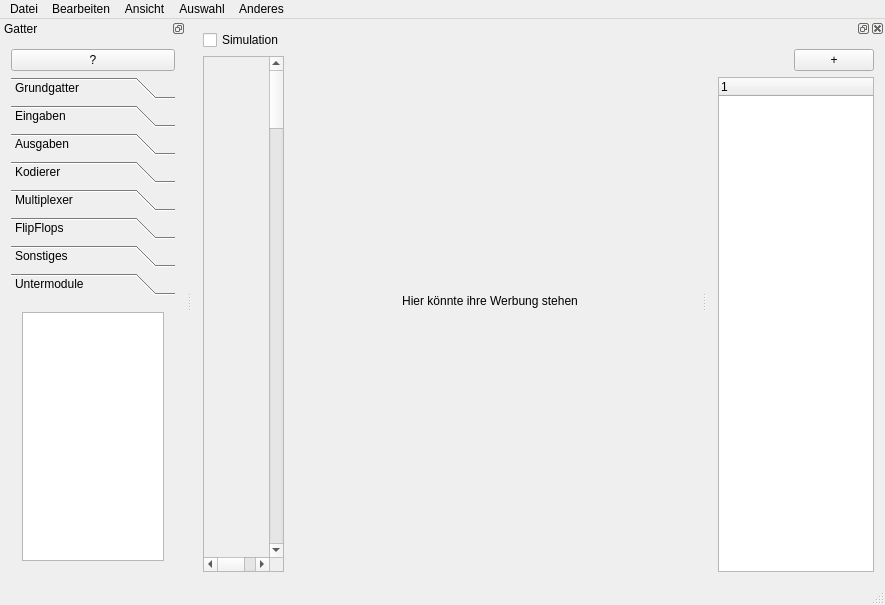
Above: mainwindow.ui from chriku/qdigi before the change. Below: the same form after it.
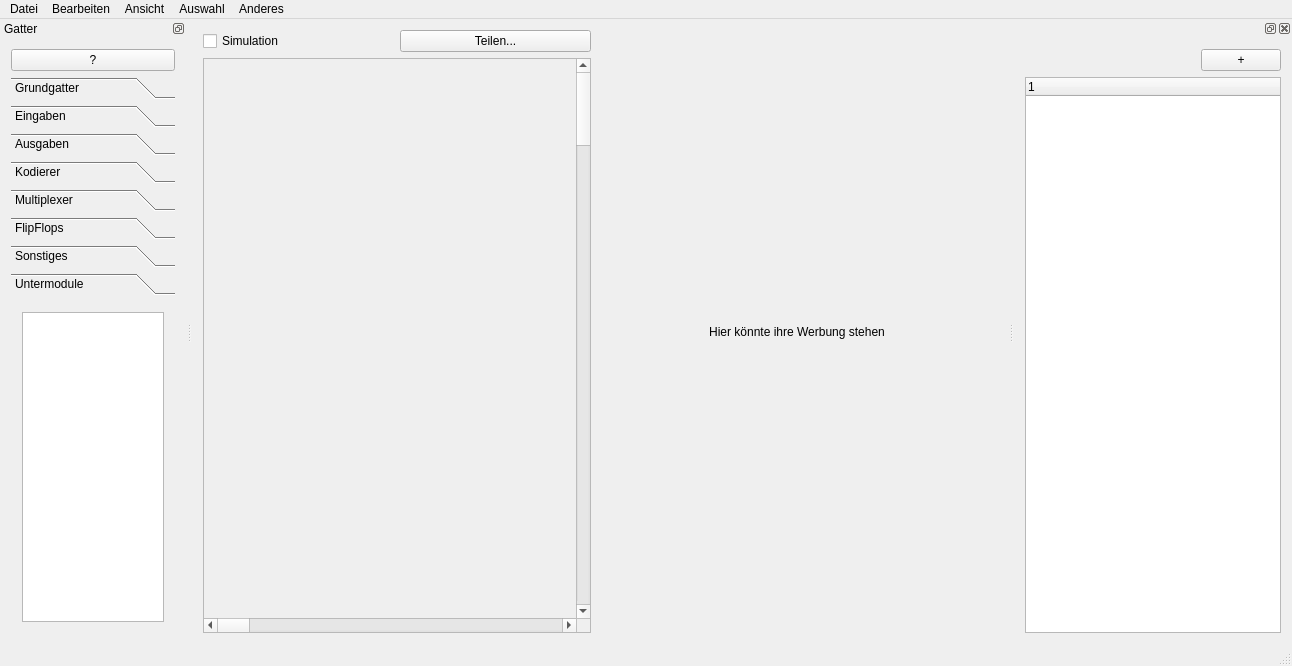
That is the form after the change. Icons and pictures are not drawn. Custom widgets are drawn as their Qt base class.

What changed in the file:
```diff
--- a/mainwindow.ui
+++ b/mainwindow.ui
@@ -6,8 +6,8 @@
    <rect>
     <x>0</x>
     <y>0</y>
-    <width>885</width>
-    <height>605</height>
+    <width>1292</width>
+    <height>666</height>
    </rect>
   </property>
   <property name="font">
@@ -29,15 +29,26 @@
      <verstretch>0</verstretch>
     </sizepolicy>
    </property>
-   <layout class="QHBoxLayout" name="horizontalLayout_2">
+   <layout class="QHBoxLayout" name="horizontalLayout_7">
     <item>
      <layout class="QVBoxLayout" name="verticalLayout_6">
       <item>
-       <widget class="QCheckBox" name="simulation">
-        <property name="text">
-         <string>Simulation</string>
-        </property>
-       </widget>
+       <layout class="QHBoxLayout" name="horizontalLayout_2">
+        <item>
+         <widget class="QCheckBox" name="simulation">
+          <property name="text">
+           <string>Simulation</string>
+          </property>
+         </widget>
+        </item>
+        <item>
+         <widget class="QPushButton" name="share">
+          <property name="text">
+           <string>Teilen...</string>
+          </property>
+         </widget>
+        </item>
+       </layout>
       </item>
       <item>
        <widget class="QScrollArea" name="scrollArea">
@@ -675,6 +686,14 @@
         </layout>
        </widget>
        <widget class="QWidget" name="page_subItem">
+        <property name="geometry">
+         <rect>
+          <x>0</x>
+          <y>0</y>
+          <width>168</width>
+          <height>336</height>
+         </rect>
+        </property>
         <attribute name="label">
          <string>Untermodule</string>
         </attribute>
@@ -752,7 +771,7 @@
     <rect>
      <x>0</x>
      <y>0</y>
-     <width>885</width>
+     <width>1292</width>
      <height>19</height>
     </rect>
    </property>
```
Left out of the diff: 15 changed lines with no effect on the pictures.
